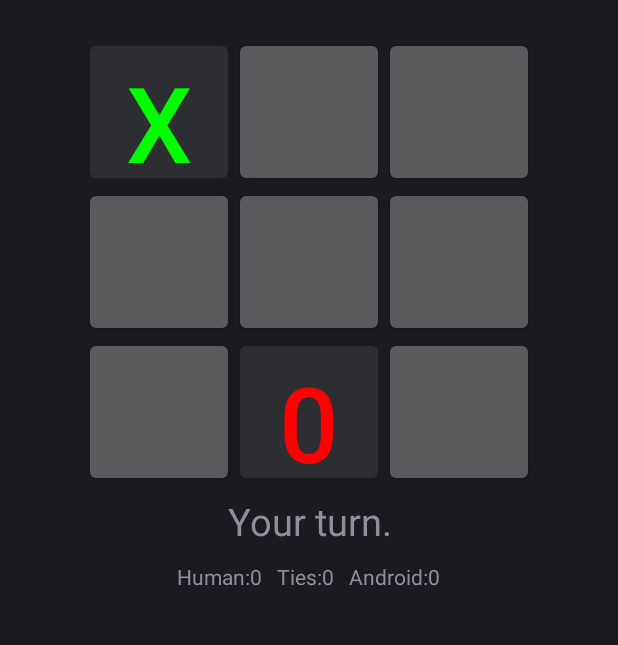
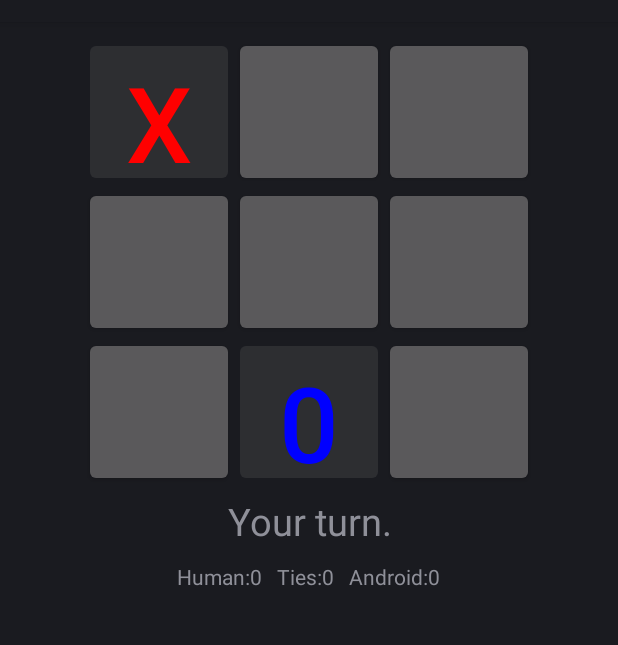
Before and after one commit to qianmai/CSCI3320-Advanced-Programming, an Android app: the screen it shows after launch (Project2_TicTacToeActivity), after a tap on an icon or button, on a phone screen of 412 x 824 dp, the part 62-707 px from its top. Run offline under Robolectric (Android 15) with nearby library versions, the phone set to English and light mode, and no system bars.

Commit message:
Updated String.XML

```diff
--- a/TicTacToe/app/src/main/java/csci3320/qianmai/tictactoe/Project2_TicTacToeActivity.java
+++ b/TicTacToe/app/src/main/java/csci3320/qianmai/tictactoe/Project2_TicTacToeActivity.java
@@ -173,9 +173,12 @@ public class Project2_TicTacToeActivity extends Activity {
         mGame.setMove(player, location);
         mBoardButtons[location].setEnabled(false);
         mBoardButtons[location].setText(String.valueOf(player));
-        if (player == mGame.HUMAN_PLAYER)
-            mBoardButtons[location].setTextColor(Color.GREEN);
-        else
+        if (player == mGame.HUMAN_PLAYER) {
             mBoardButtons[location].setTextColor(Color.RED);
+//            mBoardButtons[location].setBackgroundColor(Color.GREEN);
+        } else {
+            mBoardButtons[location].setTextColor(Color.BLUE);
+//            mBoardButtons[location].setBackgroundColor(Color.WHITE);
+        }
     }
 }
```
